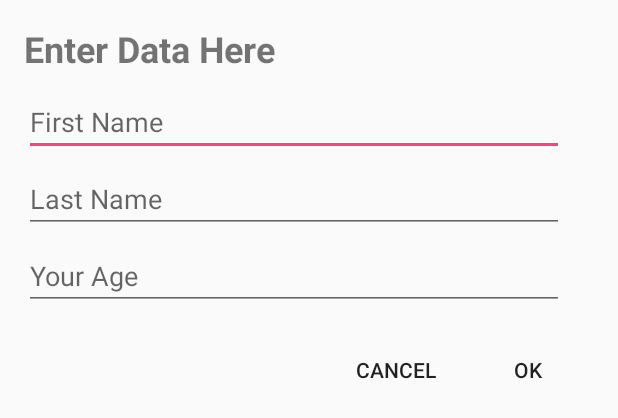
After one commit to kazoo135/AndroidCustomDialog, an Android app: the layout dialog_data_entry.xml on its own in the app's theme, with its tools: preview values and no code run, on a phone screen of 412 x 824 dp. The commit adds this screen. Shown: the top 418 px of the screen. Run offline under Robolectric (Android 15) with nearby library versions, the phone set to English and light mode, and no system bars.

Commit message:
Added new layout file dialog_date_entry.xml, modified strings.xml to reflect the new layout file

```diff
--- /dev/null
+++ b/CustomDialog/app/src/main/res/layout/dialog_data_entry.xml
@@ -0,0 +1,67 @@
+<?xml version="1.0" encoding="utf-8"?>
+<LinearLayout xmlns:android="http://schemas.android.com/apk/res/android"
+    android:orientation="vertical"
+    android:layout_width="match_parent"
+    android:layout_height="match_parent"
+    android:paddingLeft="16dp"
+    android:paddingRight="16dp"
+    android:paddingTop="16dp"
+    android:paddingBottom="16dp">
+
+    <TextView
+        android:layout_width="wrap_content"
+        android:layout_height="wrap_content"
+        android:text="@string/enter_data"
+        android:textStyle="bold"
+        android:textSize="24sp"
+        android:layout_marginBottom="10dp"/>
+    <EditText
+        android:id="@+id/textFirstName"
+        android:layout_width="360dp"
+        android:layout_height="wrap_content"
+        android:hint="@string/first_name"
+        android:inputType="textCapWords"
+        android:layout_marginBottom="6dp"/>
+
+    <EditText
+        android:id="@+id/textLastName"
+        android:layout_width="360dp"
+        android:layout_height="wrap_content"
+        android:hint="@string/last_name"
+        android:inputType="textCapWords"
+        android:layout_marginBottom="6dp"/>
+    <EditText
+        android:id="@+id/textAge"
+        android:layout_width="360dp"
+        android:layout_height="wrap_content"
+        android:hint="@string/enter_age"
+        android:inputType="textCapWords"
+        android:layout_marginBottom="6dp"/>
+    <LinearLayout
+        android:id="@+id/btnContainer"
+        android:layout_width="match_parent"
+        android:layout_height="wrap_content"
+        android:orientation="horizontal"
+        android:layout_marginTop="10dp"
+        android:gravity="end">
+
+        <Button
+            android:id="@+id/textBtnCancel"
+            android:layout_width="wrap_content"
+            android:layout_height="wrap_content"
+            android:text="@string/btn_cancel"
+            style="?android:attr/borderlessButtonStyle"/>
+
+        <Button
+            android:id="@+id/textBtnOk"
+            android:layout_width="wrap_content"
+            android:layout_height="wrap_content"
+            android:text="@string/btn_ok"
+            style="?android:attr/borderlessButtonStyle"/>
+
+    </LinearLayout>
+
+
+
+
+</LinearLayout>
--- a/CustomDialog/app/src/main/res/values/strings.xml
+++ b/CustomDialog/app/src/main/res/values/strings.xml
@@ -2,4 +2,10 @@
     <string name="app_name">CustomDialog</string>
     <string name="action_settings">Settings</string>
     <string name="custom_dialog">Custom Dialog With Fragment</string>
+    <string name="enter_data">Enter Data Here</string>
+    <string name="first_name">First Name</string>
+    <string name="last_name">Last Name</string>
+    <string name="enter_age">Your Age</string>
+    <string name="btn_ok">OK</string>
+    <string name="btn_cancel">Cancel</string>
 </resources>
```
